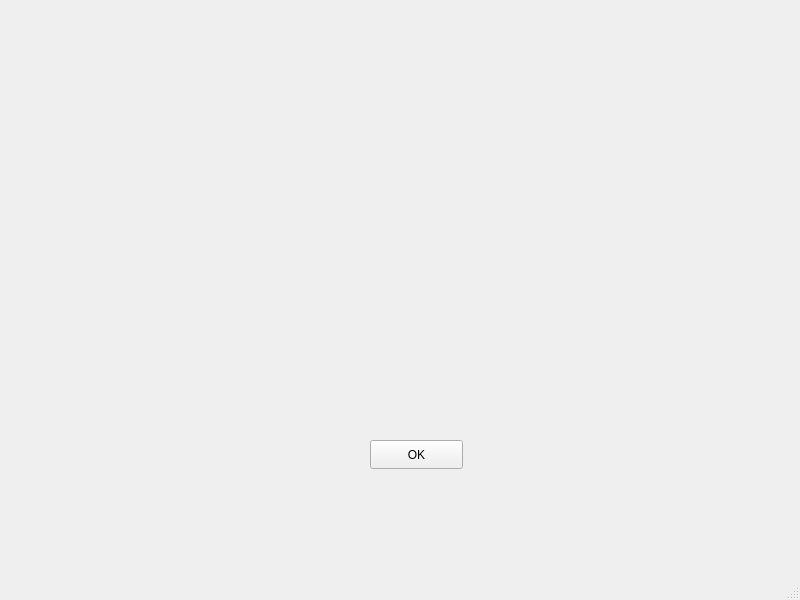
Qt form mainwindow.ui (tvb2/expenses) before a commit.
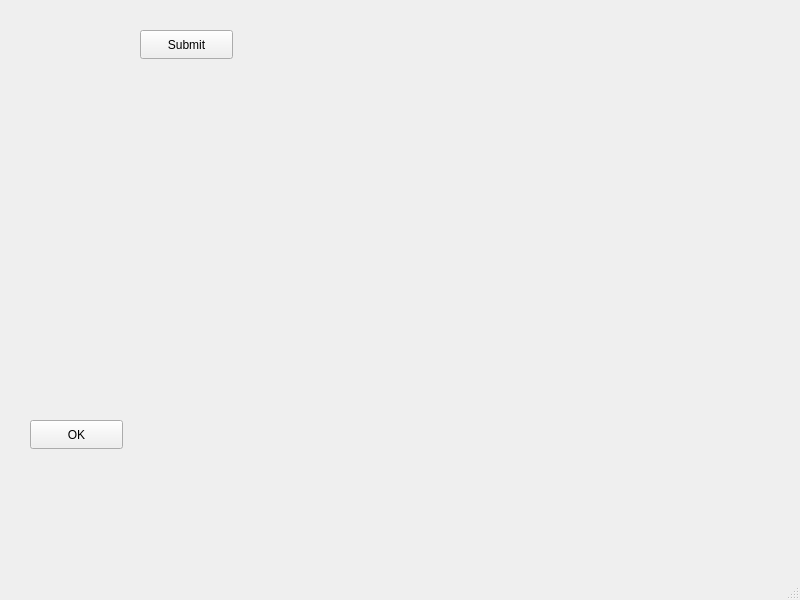
The same form after that commit.

```diff
--- a/mainwindow.ui
+++ b/mainwindow.ui
@@ -17,8 +17,8 @@
    <widget class="QPushButton" name="pushButton">
     <property name="geometry">
      <rect>
-      <x>370</x>
-      <y>440</y>
+      <x>30</x>
+      <y>420</y>
       <width>93</width>
       <height>29</height>
      </rect>
@@ -27,6 +27,19 @@
      <string>OK</string>
     </property>
    </widget>
+   <widget class="QPushButton" name="pB_Submit">
+    <property name="geometry">
+     <rect>
+      <x>140</x>
+      <y>30</y>
+      <width>93</width>
+      <height>29</height>
+     </rect>
+    </property>
+    <property name="text">
+     <string>Submit</string>
+    </property>
+   </widget>
   </widget>
   <widget class="QMenuBar" name="menubar">
    <property name="geometry">
```
